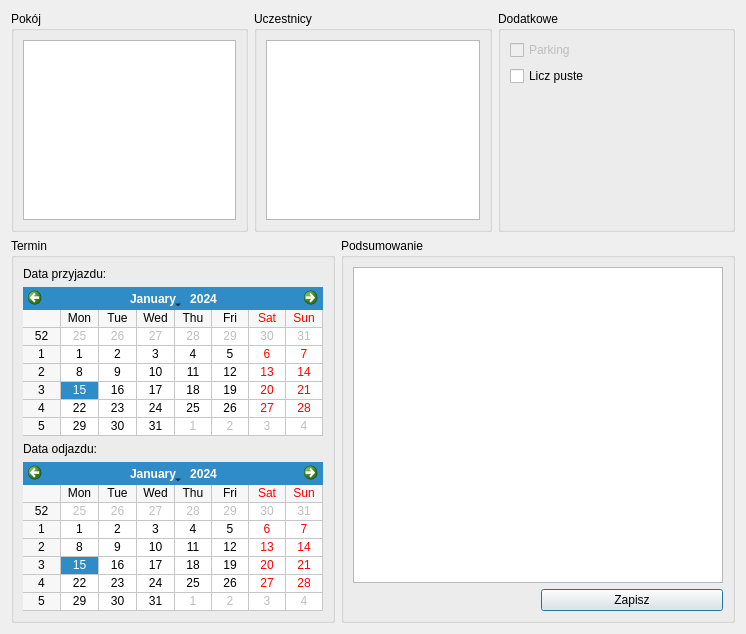
This is src/ui/NewReservation/NewSingleDialog.ui in Skwara/HoteleADC as Qt 5 draws it before an edit. The edited form follows.
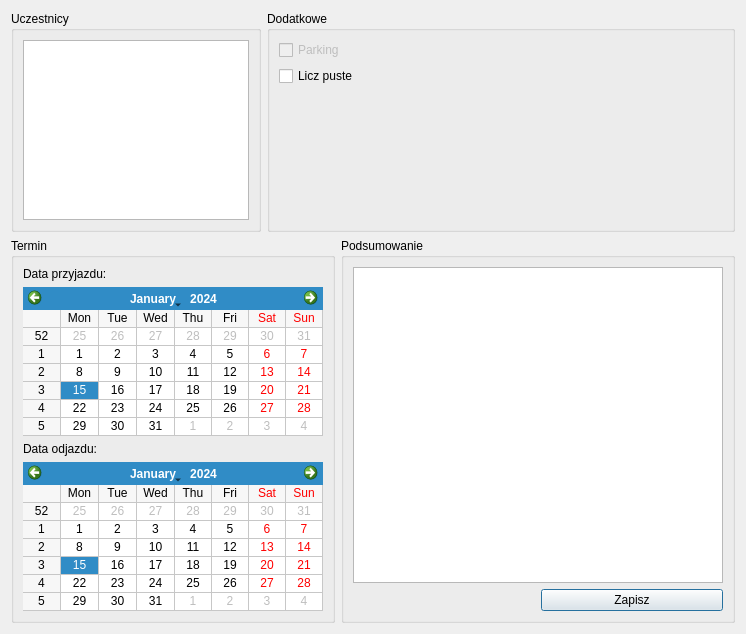
This is the edited form.

Commit message: Change RoomsHandler to RoomsGroupBox

Patch:
```diff
--- a/src/ui/NewReservation/NewSingleDialog.ui
+++ b/src/ui/NewReservation/NewSingleDialog.ui
@@ -25,37 +25,6 @@
   <layout class="QVBoxLayout" name="verticalLayout">
    <item>
     <layout class="QHBoxLayout" name="horizontalLayout_1">
-     <item>
-      <widget class="QGroupBox" name="roomGroupBox">
-       <property name="sizePolicy">
-        <sizepolicy hsizetype="Preferred" vsizetype="Minimum">
-         <horstretch>0</horstretch>
-         <verstretch>0</verstretch>
-        </sizepolicy>
-       </property>
-       <property name="title">
-        <string>Pokój</string>
-       </property>
-       <layout class="QVBoxLayout" name="verticalLayout_2">
-        <item>
-         <widget class="QListView" name="roomListView">
-          <property name="sizePolicy">
-           <sizepolicy hsizetype="Ignored" vsizetype="Ignored">
-            <horstretch>0</horstretch>
-            <verstretch>0</verstretch>
-           </sizepolicy>
-          </property>
-          <property name="minimumSize">
-           <size>
-            <width>50</width>
-            <height>0</height>
-           </size>
-          </property>
-         </widget>
-        </item>
-       </layout>
-      </widget>
-     </item>
      <item>
       <widget class="QGroupBox" name="participantGroupBox">
        <property name="sizePolicy">
```
Left out of the diff: 1 changed line with no effect on the pictures. The commit also changes 6 other files.
